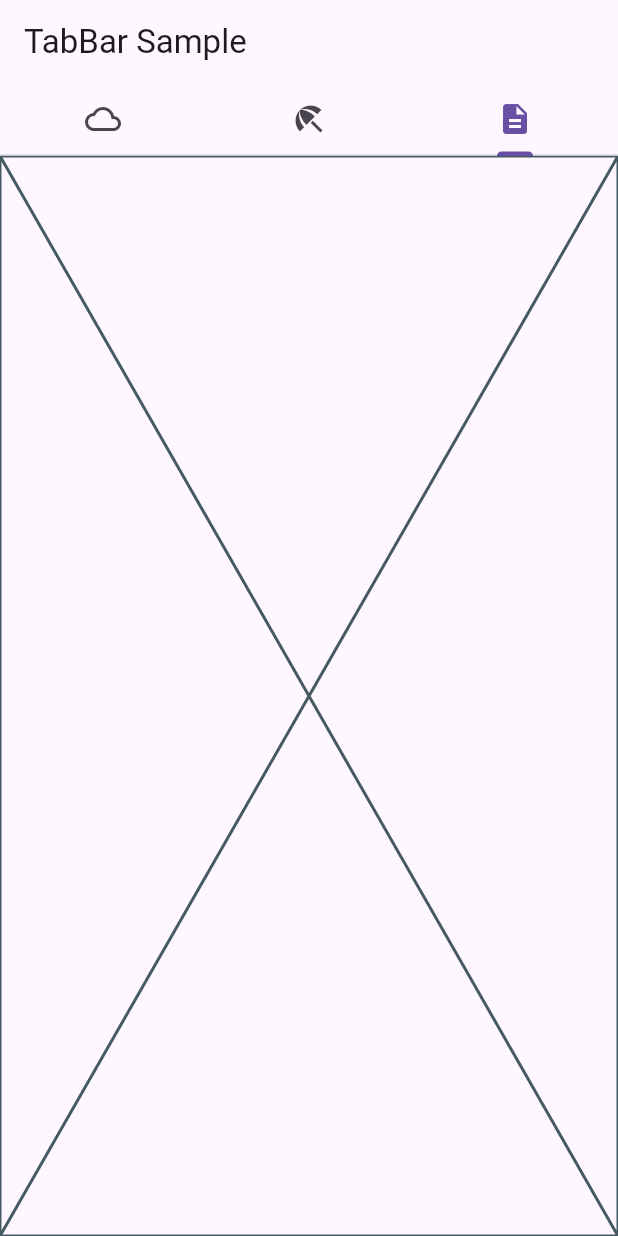
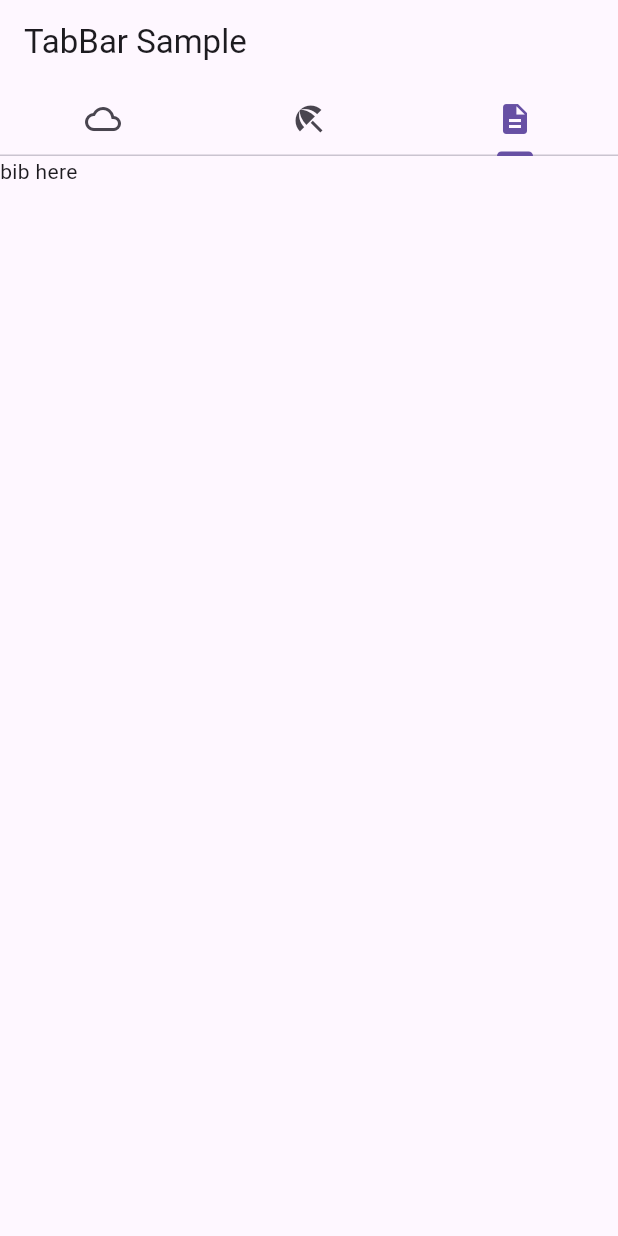
Before and after one commit to ShadowBlade9000/nhd_project, a Flutter app: the screen it shows after launch, tab 3 chosen, on a phone screen of 412 x 824 dp. Run offline on Flutter 3.47's test engine with Material 3 defaults, Android fonts, the phone set to English and light mode, and no system bars.

Commit message:
push main

```diff
--- a/lib/bib.dart
+++ b/lib/bib.dart
@@ -5,6 +5,8 @@ class Bib extends StatelessWidget {
 
   @override
   Widget build(BuildContext context) {
-    return const Placeholder();
+    return Scaffold(
+      body: Text("bib here"),
+    );
   }
 }
```
